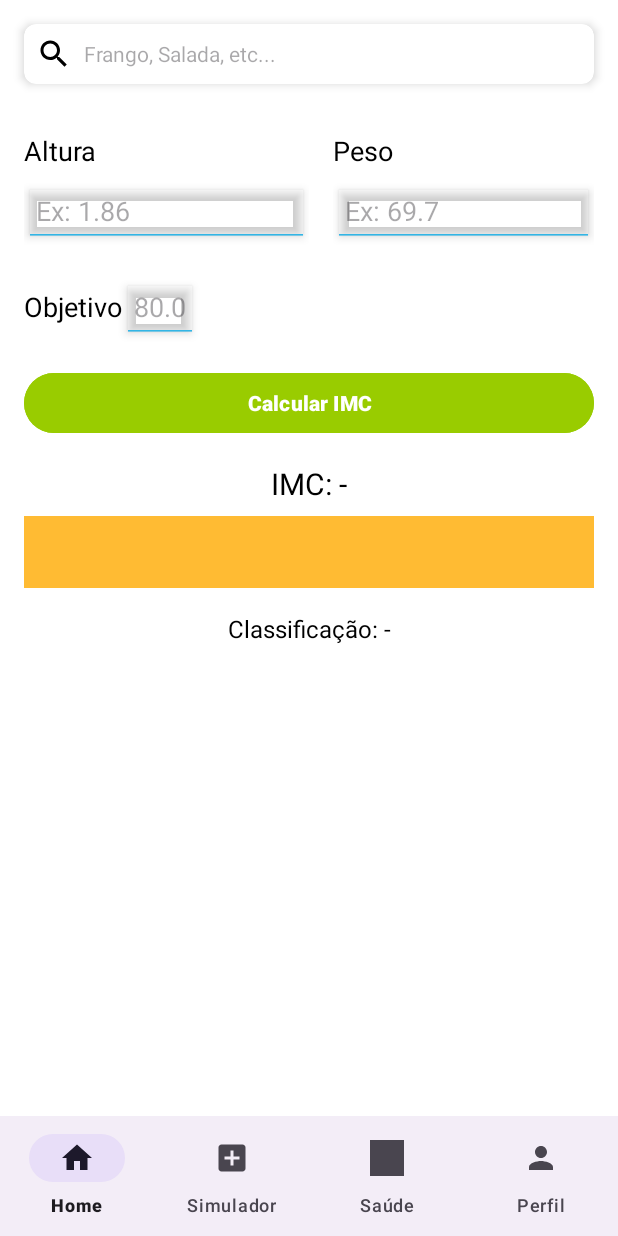
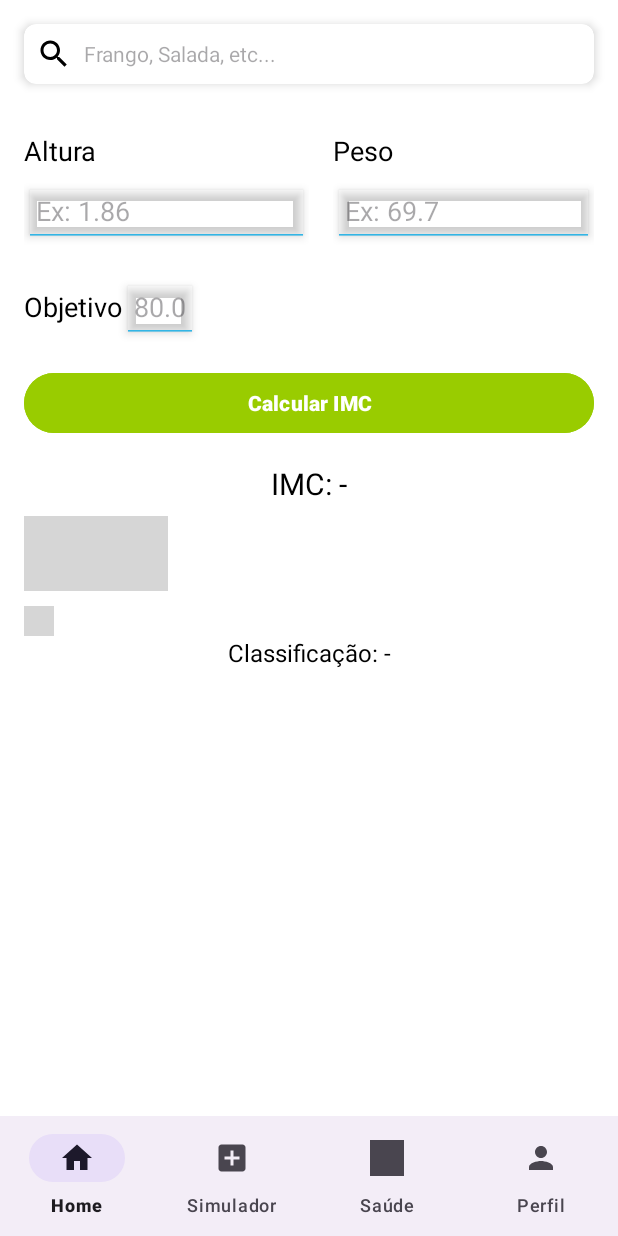
Before and after one commit to Dicixar/Bitebalance, an Android app: the layout activity_imc_calculator.xml on its own in the app's theme, with its tools: preview values and no code run, on a phone screen of 412 x 824 dp. Run offline under Robolectric (Android 15) with nearby library versions, the phone set to English and light mode, and no system bars; grey boxes are pictures that could not be loaded.

Commit message:
Update activity_imc_calculator.xml

```diff
--- a/app/src/main/res/layout/activity_imc_calculator.xml
+++ b/app/src/main/res/layout/activity_imc_calculator.xml
@@ -133,18 +133,19 @@
         </LinearLayout>
 
         <!-- Botão para Calcular -->
+
+        <!-- Resultado do IMC -->
         <Button
             android:id="@+id/btn_calculate"
             android:layout_width="match_parent"
             android:layout_height="wrap_content"
+            android:layout_marginBottom="16dp"
+            android:backgroundTint="@android:color/holo_green_light"
+            android:elevation="4dp"
             android:text="Calcular IMC"
-            android:backgroundTint="@android:color/holo_green_light"
             android:textColor="@android:color/white"
-            android:textStyle="bold"
-            android:layout_marginBottom="16dp"
-            android:elevation="4dp" />
+            android:textStyle="bold" />
 
-        <!-- Resultado do IMC -->
         <TextView
             android:id="@+id/text_result"
             android:layout_width="match_parent"
@@ -157,13 +158,20 @@
 
         <!-- Barra de Classificação -->
         <ImageView
-            android:id="@+id/imc_bar"
-            android:layout_width="match_parent"
-            android:layout_height="48dp"
-            android:contentDescription="Barra de IMC"
-            android:scaleType="fitCenter"
-            android:layout_marginBottom="16dp"
-            android:background="@android:color/holo_orange_light" />
+            android:id="@+id/imcBar"
+            android:layout_width="wrap_content"
+            android:layout_height="50dp"
+            android:src="@drawable/barra_imc"
+            android:scaleType="fitXY"
+            android:layout_marginBottom="10dp"/>
+
+        <ImageView
+            android:id="@+id/imcPointer"
+            android:layout_width="20dp"
+            android:layout_height="20dp"
+            android:layout_alignBottom="@id/imcBar"
+            android:rotation="180"
+            android:src="@drawable/pointer" />
 
         <!-- Classificação de IMC -->
         <TextView
```
